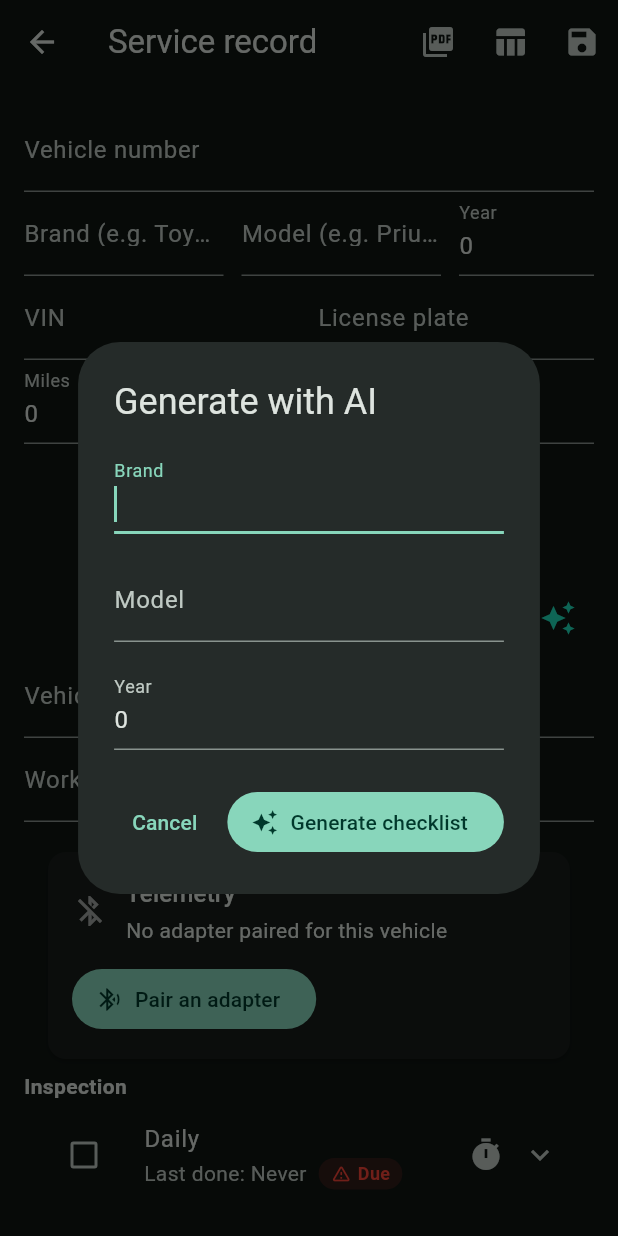
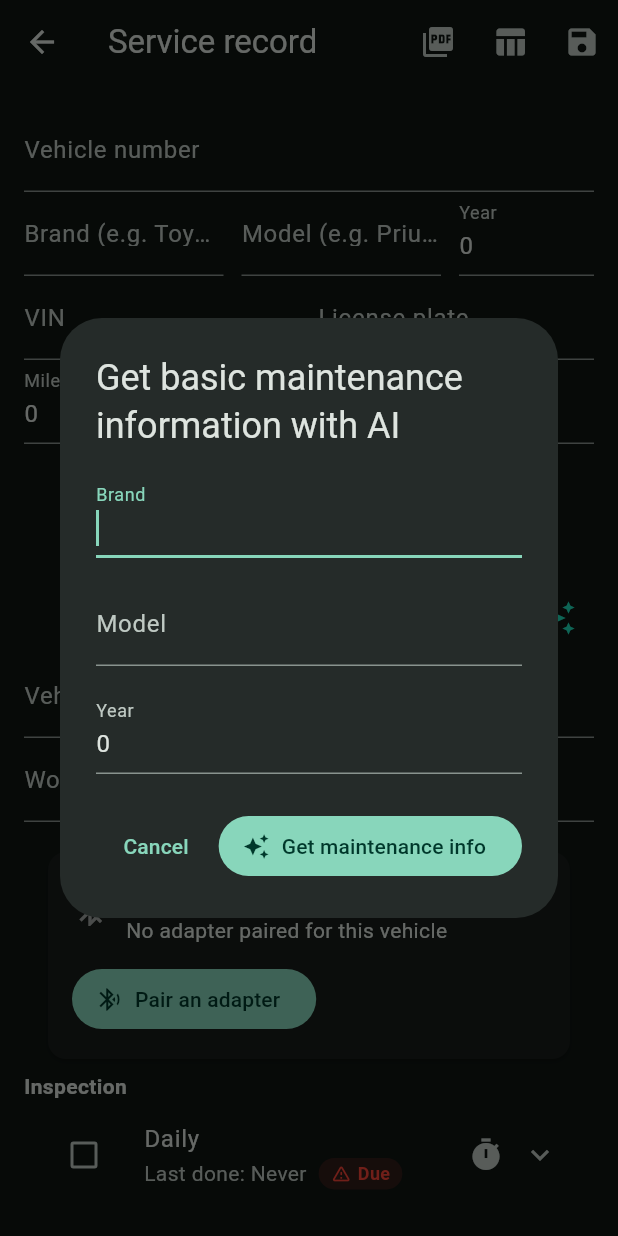
Before and after one commit to John-Codes/vehicle-maintenance-tracker, a Flutter app: the RecordEditorPage screen opened directly with empty values, after a tap on the "auto awesome" icon, on a phone screen of 412 x 824 dp. Run offline on Flutter 3.47's test engine with Material 3 defaults, Android fonts, the phone set to English and light mode, and no system bars; our stand-ins replace firebase_auth, firebase_core, flutter_markdown_plus, geolocator, pdf, printing and 2 more; missing offline and left inert: dart:html, excel, flutter_reactive_ble; accounts and stored records are empty; network calls fail.

Commit message:
AI pill redesign: transparent Material (fixes giant text + yellow underline), small 13px text, navy-teal gradient, sparkle icon, fast left-to-right colorful sweep

```diff
--- a/lib/features/service_types/ai_generate_ui.dart
+++ b/lib/features/service_types/ai_generate_ui.dart
@@ -6,10 +6,10 @@ import 'ai_type_dialog.dart';
 
 var _generating = false;
 
-/// Non-blocking AI generation: a short dialog collects the vehicle info and
-/// closes immediately; generation runs under the hood with the subtle
-/// "AI is working" pill showing app-wide. A toast announces success (with
-/// the reference-purposes-only disclaimer) or failure.
+/// Non-blocking AI lookup: a short dialog collects the vehicle info and
+/// closes immediately; the lookup runs under the hood with the subtle
+/// "AI is working" pill showing app-wide. A toast announces the ready
+/// checklist (with the reference-purposes-only disclaimer) or a failure.
 Future<void> startAiTypeGeneration(BuildContext context, {
   String prefillBrand = '',
   String prefillModel = '',
@@ -19,7 +19,7 @@ Future<void> startAiTypeGeneration(BuildContext context, {
   final messenger = ScaffoldMessenger.of(context);
   if (_generating) {
     messenger.showSnackBar(const SnackBar(
-        content: Text('Already generating a checklist — hang tight, you can keep working.')));
+        content: Text('Already getting maintenance info — hang tight, you can keep working.')));
     return;
   }
   final info = await showAiTypeDialog(context,
@@ -35,11 +35,12 @@ Future<void> startAiTypeGeneration(BuildContext context, {
           {'brand': brand, 'model': model, 'year': int.parse(year)})) as Map);
       final type = Map<String, dynamic>.from(data['type']);
       messenger.showSnackBar(SnackBar(
-          content: Text('"${type['name']}" was added to your types ✓ '
+          content: Text('"${type['name']}" basic maintenance checklist is ready ✓ '
+              'Find it under "Choose vehicle/equipment type". '
               'Reference purposes only — confirm against the manual.')));
       onDone?.call();
     } catch (err) {
-      messenger.showSnackBar(SnackBar(content: Text('AI generation failed: $err')));
+      messenger.showSnackBar(SnackBar(content: Text('Could not get maintenance info: $err')));
     } finally {
       aiStatusNotifier.value = null;
       _generating = false;
--- a/lib/features/service_types/ai_status.dart
+++ b/lib/features/service_types/ai_status.dart
@@ -2,8 +2,9 @@ import 'dart:async';
 
 import 'package:flutter/material.dart';
 
-/// App-wide "AI is working" state. Null = idle; non-null while a checklist
-/// generation runs in the background.
+import 'ai_status_sweep.dart';
+
+/// App-wide "AI is working" state (null = idle).
 class AiJob {
   final String label;
   final DateTime startedAt;
@@ -12,24 +13,25 @@ class AiJob {
 
   String get elapsed {
     final seconds = DateTime.now().difference(startedAt).inSeconds;
-    final minutes = seconds ~/ 60;
-    if (minutes >= 1) return '${minutes}m ${seconds % 60}s';
-    return '$seconds s';
+    return seconds >= 60 ? '${seconds ~/ 60}m ${seconds % 60}s' : '$seconds s';
   }
 }
 
 final aiStatusNotifier = ValueNotifier<AiJob?>(null);
 
-/// Subtle floating pill: "AI is working for you… (1m 20s)". Mounted once in
-/// the app builder so it shows on every page; IgnorePointer means it can
-/// never block a tap.
+/// Pill floating above the bottom nav: small text, sparkle icon, and a
+/// fast colorful sweep. Never blocks taps (IgnorePointer).
 class AiStatusPill extends StatefulWidget {
   const AiStatusPill({super.key});
   @override
   State<AiStatusPill> createState() => _AiStatusPillState();
 }
 
-class _AiStatusPillState extends State<AiStatusPill> {
+class _AiStatusPillState extends State<AiStatusPill>
+    with SingleTickerProviderStateMixin {
+  late final _sweep = AnimationController(
+      vsync: this, duration: const Duration(milliseconds: 1250))
+    ..repeat();
   Timer? _ticker;
 
   @override
@@ -40,6 +42,7 @@ class _AiStatusPillState extends State<AiStatusPill> {
 
   @override
   void dispose() {
+    _sweep.dispose();
     _ticker?.cancel();
     super.dispose();
   }
@@ -49,26 +52,48 @@ class _AiStatusPillState extends State<AiStatusPill> {
         valueListenable: aiStatusNotifier,
         builder: (context, job, child) => IgnorePointer(
           child: AnimatedSlide(
-            offset: job == null ? const Offset(0, 1.6) : Offset.zero,
-            duration: const Duration(milliseconds: 350),
+            offset: job == null ? const Offset(0, 2) : Offset.zero,
+            duration: const Duration(milliseconds: 400),
             curve: Curves.easeOutCubic,
             child: Align(
               alignment: Alignment.bottomCenter,
-              child: Container(
-                margin: const EdgeInsets.only(bottom: 88),
-                padding: const EdgeInsets.symmetric(horizontal: 18, vertical: 10),
-                decoration: BoxDecoration(
-                  color: const Color(0xff0b7c66),
-                  borderRadius: BorderRadius.circular(30),
-                  boxShadow: const [BoxShadow(color: Color(0x40000000), blurRadius: 10)],
+              // Material wrapper: gives the text a proper style and kills
+              // Flutter's raw-text yellow underline.
+              child: Material(
+                type: MaterialType.transparency,
+                child: Container(
+                  margin: const EdgeInsets.only(bottom: 86),
+                  height: 38,
+                  padding: const EdgeInsets.symmetric(horizontal: 16),
+                  decoration: BoxDecoration(
+                    borderRadius: BorderRadius.circular(24),
+                    gradient: const LinearGradient(colors: [
+                      Color(0xff0f1c49), Color(0xff0b7c66)
+                    ]),
+                    boxShadow: const [
+                      BoxShadow(color: Color(0x4d1fddb9), blurRadius: 14, spreadRadius: -3)
+                    ],
+                  ),
+                  child: ClipRRect(
+                    borderRadius: BorderRadius.circular(24),
+                    child: Stack(children: [
+                      Positioned.fill(child: AiStatusSweep(controller: _sweep)),
+                      Row(mainAxisSize: MainAxisSize.min, children: [
+                        const Icon(Icons.auto_awesome,
+                            size: 14, color: Color(0xff7ff5dc)),
+                        const SizedBox(width: 7),
+                        Text(
+                          'AI is gathering maintenance information… ${job?.elapsed ?? ""}',
+                          style: const TextStyle(
+                              fontSize: 13,
+                              fontWeight: FontWeight.w600,
+                              color: Colors.white,
+                              letterSpacing: 0.2),
+                        ),
+                      ]),
+                    ]),
+                  ),
                 ),
-                child: Row(mainAxisSize: MainAxisSize.min, children: [
-                  const SizedBox(width: 14, height: 14,
-                      child: CircularProgressIndicator(strokeWidth: 2.5, color: Colors.white)),
-                  const SizedBox(width: 10),
-                  Text('AI is working for you… (${job?.elapsed ?? ""})',
-                      style: const TextStyle(color: Colors.white, fontWeight: FontWeight.w600)),
-                ]),
               ),
             ),
           ),
--- /dev/null
+++ b/lib/features/service_types/ai_status_sweep.dart
@@ -0,0 +1,27 @@
+import 'package:flutter/material.dart';
+
+/// The fast colorful light that races across the AI pill, left to right.
+class AiStatusSweep extends StatelessWidget {
+  final AnimationController controller;
+  const AiStatusSweep({super.key, required this.controller});
+
+  @override
+  Widget build(BuildContext context) => SlideTransition(
+        position: controller.drive(Tween(
+            begin: const Offset(-1.4, 0), end: const Offset(3.6, 0))),
+        child: Align(
+          alignment: Alignment.centerLeft,
+          child: FractionallySizedBox(
+            widthFactor: 0.35,
+            child: Container(
+              decoration: const BoxDecoration(
+                gradient: LinearGradient(colors: [
+                  Color(0x001fddb9), Color(0x661fddb9),
+                  Color(0xb3ffffff), Color(0x667ff5dc), Color(0x001fddb9),
+                ]),
+              ),
+            ),
+          ),
+        ),
+      );
+}
--- a/lib/features/service_types/ai_type_dialog.dart
+++ b/lib/features/service_types/ai_type_dialog.dart
@@ -2,7 +2,7 @@ import 'package:flutter/material.dart';
 
 /// Short-lived dialog that collects brand/model/year and returns them as a
 /// (brand, model, year) triple, or null when cancelled. Neutral placeholders
-/// only — no hardcoded examples.
+/// only — no hardcoded examples, no developer jargon.
 Future<(String, String, String)?> showAiTypeDialog(BuildContext context, {
   String prefillBrand = '',
   String prefillModel = '',
@@ -48,7 +48,7 @@ class _AiTypeDialogState extends State<_AiTypeDialog> {
 
   @override
   Widget build(BuildContext context) => AlertDialog(
-        title: const Text('Generate with AI'),
+        title: const Text('Get basic maintenance information with AI'),
         content: Column(mainAxisSize: MainAxisSize.min, children: [
           TextField(controller: brand, autofocus: widget.brand.isEmpty,
               decoration: const InputDecoration(labelText: 'Brand'),
@@ -65,7 +65,7 @@ class _AiTypeDialogState extends State<_AiTypeDialog> {
         actions: [
           TextButton(onPressed: () => Navigator.pop(context), child: const Text('Cancel')),
           FilledButton.icon(onPressed: _submit,
-              icon: const Icon(Icons.auto_awesome), label: const Text('Generate checklist')),
+              icon: const Icon(Icons.auto_awesome), label: const Text('Get maintenance info')),
         ],
       );
 }
--- a/lib/features/service_types/service_types_page.dart
+++ b/lib/features/service_types/service_types_page.dart
@@ -35,7 +35,7 @@ class _ServiceTypesPageState extends State<ServiceTypesPage> {
     appBar: AppBar(title: const Text('Vehicle/equipment types'), actions: [
       IconButton(
         icon: const Icon(Icons.auto_awesome, color: Color(0xff1fddb9)),
-        tooltip: 'Generate with AI',
+        tooltip: 'Get basic maintenance information with AI',
         onPressed: () => startAiTypeGeneration(context, onDone: refresh),
       ),
     ]),
```
